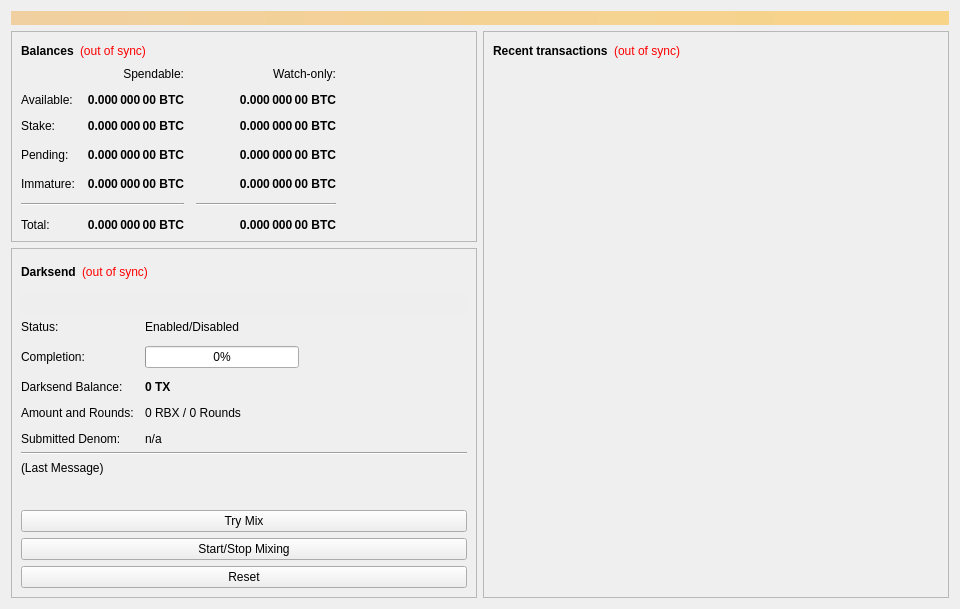
Qt form src/qt/forms/overviewpage.ui (ajeef/Rubix) before a commit.
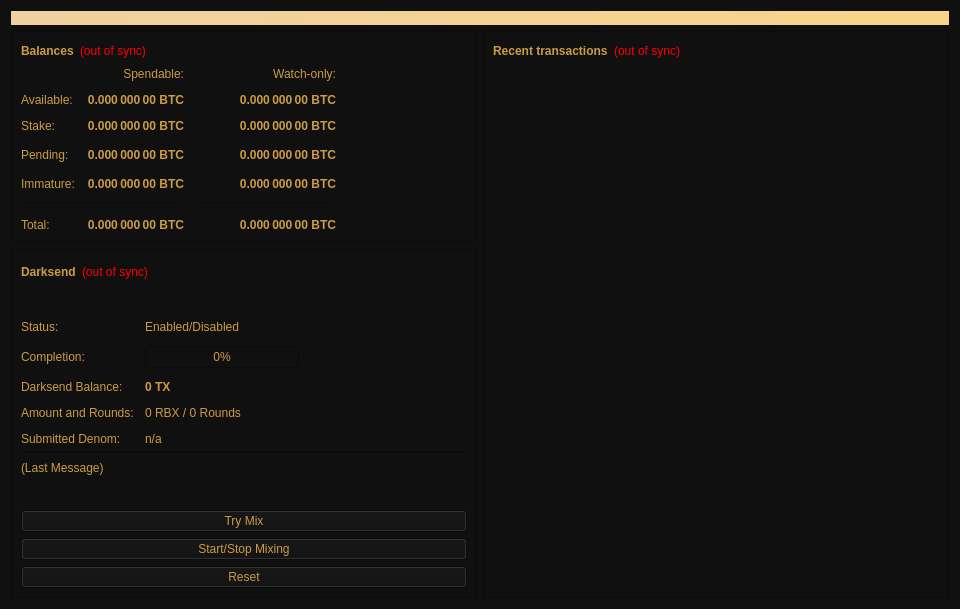
The same form after that commit.

```diff
--- a/src/qt/forms/overviewpage.ui
+++ b/src/qt/forms/overviewpage.ui
@@ -19,6 +19,10 @@
   <property name="windowTitle">
    <string>Form</string>
   </property>
+  <property name="styleSheet">
+   <string notr="true">color: rgb(204, 155, 68);
+background-color: rgb(16, 16, 16);</string>
+  </property>
   <layout class="QVBoxLayout" name="topLayout">
    <item>
     <widget class="QLabel" name="labelAlerts">
@@ -530,18 +534,18 @@
                <colorrole role="WindowText">
                 <brush brushstyle="SolidPattern">
                  <color alpha="255">
-                  <red>0</red>
-                  <green>0</green>
-                  <blue>0</blue>
+                  <red>204</red>
+                  <green>155</green>
+                  <blue>68</blue>
                  </color>
                 </brush>
                </colorrole>
                <colorrole role="Button">
                 <brush brushstyle="SolidPattern">
                  <color alpha="255">
-                  <red>239</red>
-                  <green>238</green>
-                  <blue>238</blue>
+                  <red>16</red>
+                  <green>16</green>
+                  <blue>16</blue>
                  </color>
                 </brush>
                </colorrole>
@@ -584,9 +588,9 @@
                <colorrole role="Text">
                 <brush brushstyle="SolidPattern">
                  <color alpha="255">
-                  <red>0</red>
-                  <green>0</green>
-                  <blue>0</blue>
+                  <red>204</red>
+                  <green>155</green>
+                  <blue>68</blue>
                  </color>
                 </brush>
                </colorrole>
@@ -602,27 +606,27 @@
                <colorrole role="ButtonText">
                 <brush brushstyle="SolidPattern">
                  <color alpha="255">
-                  <red>0</red>
-                  <green>0</green>
-                  <blue>0</blue>
+                  <red>204</red>
+                  <green>155</green>
+                  <blue>68</blue>
                  </color>
                 </brush>
                </colorrole>
                <colorrole role="Base">
                 <brush brushstyle="SolidPattern">
                  <color alpha="255">
-                  <red>255</red>
-                  <green>255</green>
-                  <blue>255</blue>
+                  <red>16</red>
+                  <green>16</green>
+                  <blue>16</blue>
                  </color>
                 </brush>
                </colorrole>
                <colorrole role="Window">
                 <brush brushstyle="SolidPattern">
                  <color alpha="255">
-                  <red>239</red>
-                  <green>238</green>
-                  <blue>238</blue>
+                  <red>16</red>
+                  <green>16</green>
+                  <blue>16</blue>
                  </color>
                 </brush>
                </colorrole>
@@ -667,18 +671,18 @@
                <colorrole role="WindowText">
                 <brush brushstyle="SolidPattern">
                  <color alpha="255">
-                  <red>0</red>
-                  <green>0</green>
-                  <blue>0</blue>
+                  <red>204</red>
+                  <green>155</green>
+                  <blue>68</blue>
                  </color>
                 </brush>
                </colorrole>
                <colorrole role="Button">
                 <brush brushstyle="SolidPattern">
                  <color alpha="255">
-                  <red>239</red>
-                  <green>238</green>
-                  <blue>238</blue>
+                  <red>16</red>
+                  <green>16</green>
+                  <blue>16</blue>
                  </color>
                 </brush>
                </colorrole>
@@ -721,9 +725,9 @@
                <colorrole role="Text">
                 <brush brushstyle="SolidPattern">
                  <color alpha="255">
-                  <red>0</red>
-                  <green>0</green>
-                  <blue>0</blue>
+                  <red>204</red>
+                  <green>155</green>
+                  <blue>68</blue>
                  </color>
                 </brush>
                </colorrole>
@@ -739,27 +743,27 @@
                <colorrole role="ButtonText">
                 <brush brushstyle="SolidPattern">
                  <color alpha="255">
-                  <red>0</red>
-                  <green>0</green>
-                  <blue>0</blue>
+                  <red>204</red>
+                  <green>155</green>
+                  <blue>68</blue>
                  </color>
                 </brush>
                </colorrole>
                <colorrole role="Base">
                 <brush brushstyle="SolidPattern">
                  <color alpha="255">
-                  <red>255</red>
-                  <green>255</green>
-                  <blue>255</blue>
+                  <red>16</red>
+                  <green>16</green>
+                  <blue>16</blue>
                  </color>
                 </brush>
                </colorrole>
                <colorrole role="Window">
                 <brush brushstyle="SolidPattern">
                  <color alpha="255">
-                  <red>239</red>
-                  <green>238</green>
-                  <blue>238</blue>
+                  <red>16</red>
+                  <green>16</green>
+                  <blue>16</blue>
                  </color>
                 </brush>
                </colorrole>
@@ -804,18 +808,18 @@
                <colorrole role="WindowText">
                 <brush brushstyle="SolidPattern">
                  <color alpha="255">
-                  <red>119</red>
-                  <green>119</green>
-                  <blue>119</blue>
+                  <red>204</red>
+                  <green>155</green>
+                  <blue>68</blue>
                  </color>
                 </brush>
                </colorrole>
                <colorrole role="Button">
                 <brush brushstyle="SolidPattern">
                  <color alpha="255">
-                  <red>239</red>
-                  <green>238</green>
-                  <blue>238</blue>
+                  <red>16</red>
+                  <green>16</green>
+                  <blue>16</blue>
                  </color>
                 </brush>
                </colorrole>
@@ -858,9 +862,9 @@
                <colorrole role="Text">
                 <brush brushstyle="SolidPattern">
                  <color alpha="255">
-                  <red>119</red>
-                  <green>119</green>
-                  <blue>119</blue>
+                  <red>204</red>
+                  <green>155</green>
+                  <blue>68</blue>
                  </color>
                 </brush>
                </colorrole>
@@ -876,27 +880,27 @@
                <colorrole role="ButtonText">
                 <brush brushstyle="SolidPattern">
                  <color alpha="255">
-                  <red>119</red>
-                  <green>119</green>
-                  <blue>119</blue>
+                  <red>204</red>
+                  <green>155</green>
+                  <blue>68</blue>
                  </color>
                 </brush>
                </colorrole>
                <colorrole role="Base">
                 <brush brushstyle="SolidPattern">
                  <color alpha="255">
-                  <red>239</red>
-                  <green>238</green>
-                  <blue>238</blue>
+                  <red>16</red>
+                  <green>16</green>
+                  <blue>16</blue>
                  </color>
                 </brush>
                </colorrole>
                <colorrole role="Window">
                 <brush brushstyle="SolidPattern">
                  <color alpha="255">
-                  <red>239</red>
-                  <green>238</green>
-                  <blue>238</blue>
+                  <red>16</red>
+                  <green>16</green>
+                  <blue>16</blue>
                  </color>
                 </brush>
                </colorrole>
@@ -943,7 +947,7 @@
              <enum>Qt::NoFocus</enum>
             </property>
             <property name="autoFillBackground">
-             <bool>true</bool>
+             <bool>false</bool>
             </property>
             <property name="text">
              <string/>
```
